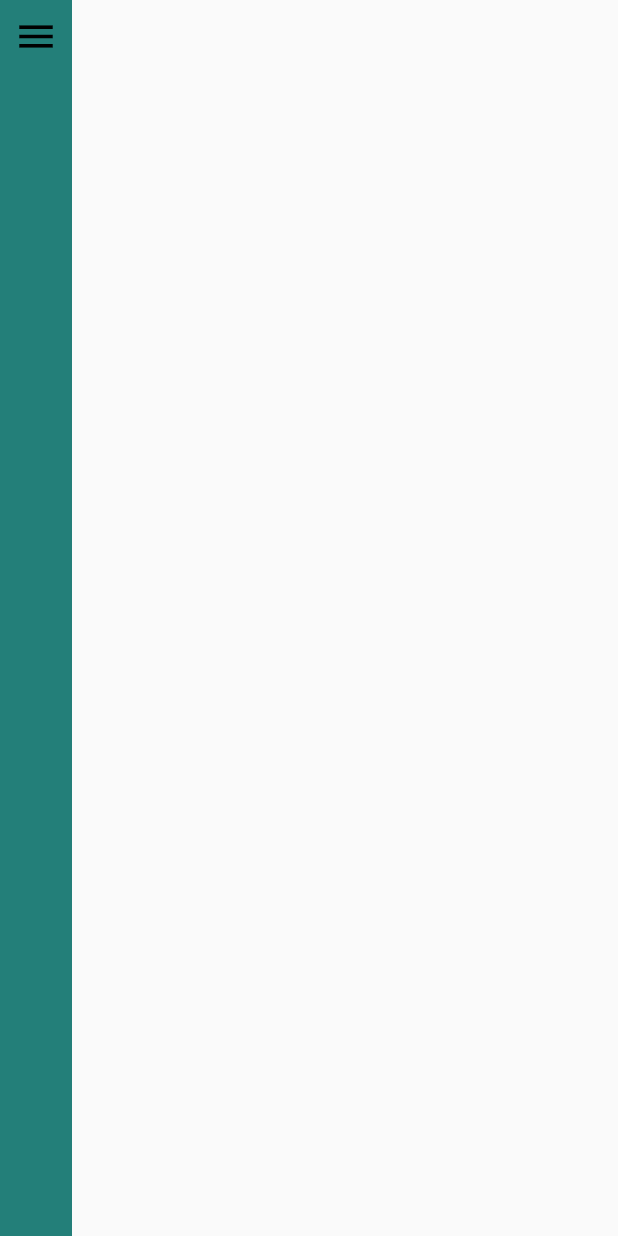
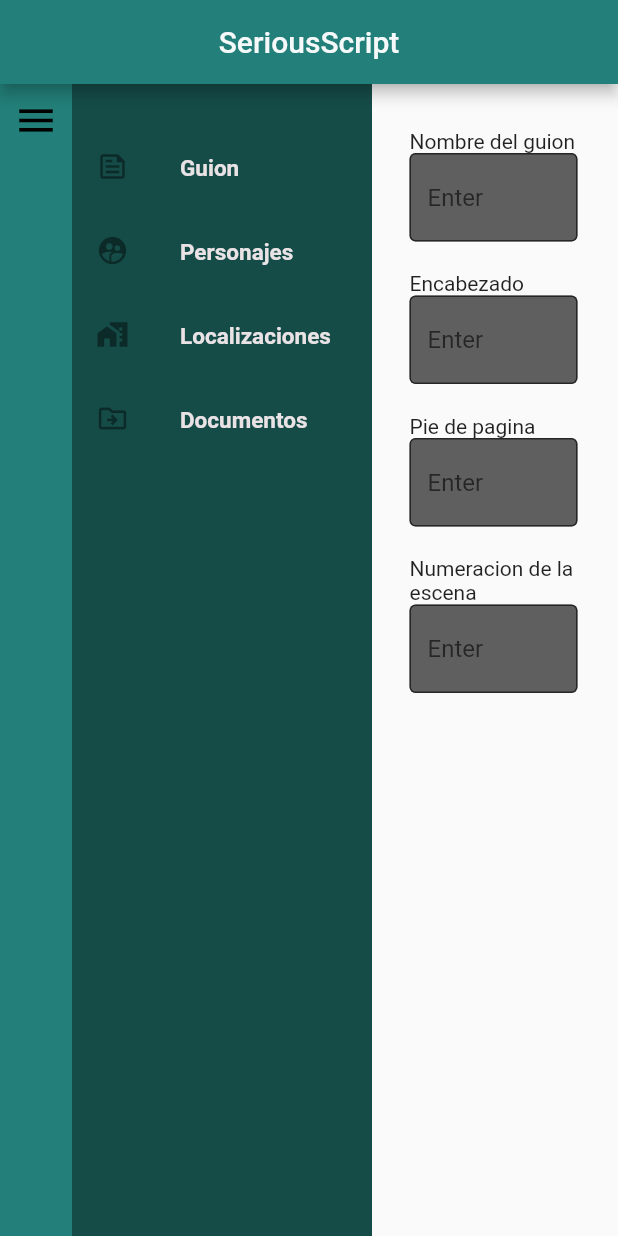
Before and after one commit to aleortbas/seriouScript, a Flutter app: the dragTableBoard screen opened by its route, after a tap on the "menu" icon, after a tap on "Investigacion", on a phone screen of 412 x 824 dp. Run offline on Flutter 3.47's test engine with Material 2 defaults, Android fonts, the phone set to English and light mode, and no system bars; our stand-ins replace file_picker; missing offline and left inert: desktop_window, flutter_quill, open_file_plus.

Commit message:
investigation screen start

```diff
--- a/lib/route/route.dart
+++ b/lib/route/route.dart
@@ -1,17 +1,19 @@
 import 'package:flutter/material.dart';
 import 'package:script_games_serious/main.dart';
 import 'package:script_games_serious/screens/openNew_screen.dart';
-import 'package:script_games_serious/screens/script_investigation.dart';
+import 'package:script_games_serious/screens/script_textEditor.dart';
 import 'package:script_games_serious/screens/board_cards.dart';
+import 'package:script_games_serious/screens/investigation.dart';
 
-const String invScreen = 'script_investigation';
+const String textScreen = 'script_textEditor';
 const String newDoc = 'openNew_screen';
 const String home = 'main.dart';
 const String boardCards = 'board_cards';
+const String invScreen = 'investigation';
 
 Route<dynamic> controller(RouteSettings settings) {
   switch (settings.name) {
-    case invScreen:
+    case textScreen:
       return MaterialPageRoute(builder: (context) => SeconPAge());
     case newDoc:
       return MaterialPageRoute(builder: (context) => initial());
@@ -19,6 +21,8 @@ Route<dynamic> controller(RouteSettings settings) {
       return MaterialPageRoute(builder: (context) => MyApp());
     case boardCards:
       return MaterialPageRoute(builder: (context) => dragTableBoard());
+    case invScreen:
+      return MaterialPageRoute(builder: (context) => investigation_screen());
     default:
     throw('this input name does not eexist');
   }
--- a/lib/screens/board_cards.dart
+++ b/lib/screens/board_cards.dart
@@ -1,5 +1,6 @@
 import 'package:flutter/material.dart';
 import 'package:script_games_serious/widgets/side_menu_tools.dart';
+import 'package:script_games_serious/widgets/appbar_reuse.dart';
 
 class dragTableBoard extends StatelessWidget {
   const dragTableBoard({Key? key}) : super(key: key);
@@ -22,13 +23,23 @@ class dragTableBoard extends StatelessWidget {
 
     return Scaffold(
       drawer: sideBarzExample(),
+      appBar: AppBar(
+        actions: [
+          Container(
+            height: 100.0,
+            width: width,
+            child: appbar_reuse(),
+          )
+        ],
+      ),
       body: Row(
         children: <Widget> [
-          Column(
+          Container(
+            color: sideBarColor,
+            child: Column(
               children: <Widget> [
                 Container(
                   alignment: Alignment.topCenter  ,
-                height: height,
                   color: sideBarColor,
                   child: Builder(
                   builder: (context) {
@@ -44,8 +55,67 @@ class dragTableBoard extends StatelessWidget {
                 ),
               ],
             ),
+          ),
+          Container(
+            width: width-46,
+            margin: EdgeInsets.only(top: 4),
+            color: textEditorBackground,
+            child: Center(
+            child: Container(
+              width: width-400,
+              alignment: Alignment.center,
+              child: dragElements(),
+            ),
+           ),
+           ),
         ],
       ),
     );
   }
 }
+
+class dragElements extends StatefulWidget {
+  const dragElements({Key? key}) : super(key: key);
+
+  @override
+  State<dragElements> createState() => _dragElementsState();
+}
+
+class _dragElementsState extends State<dragElements> {
+  @override
+  Widget build(BuildContext context) {
+    return Scaffold(
+      body: Center(
+        child: Column(
+          children: [
+            DragTarget(
+              builder: (context, _, __) => Container(
+                color: Colors.black,
+                width: 200,
+                height: 200,
+              ),
+            ),
+            Draggable <Color>(
+              data: Colors.green,
+              child: Container(
+                color: Colors.green,
+                width: 200,
+                height: 200,
+          ),
+          feedback: Container(
+            color: Colors.orange,
+            width: 200,
+            height: 200,
+          ),
+          childWhenDragging: Container(
+            color: Colors.red,
+            width: 200,
+            height: 200,
+          ),
+          ),
+          ],
+        ),
+      ),
+    );
+  }
+}
--- /dev/null
+++ b/lib/screens/investigation.dart
@@ -0,0 +1,244 @@
+
+
+
+import 'package:flutter/src/foundation/key.dart';
+import 'package:flutter/src/widgets/container.dart';
+import 'package:flutter/src/widgets/framework.dart';
+import 'package:flutter/material.dart';
+import 'package:script_games_serious/widgets/side_menu_tools.dart';
+import 'package:script_games_serious/widgets/side_menu.dart';
+import 'package:script_games_serious/widgets/appbar_reuse.dart';
+
+var size, height, width;
+const primaryColor = Color.fromRGBO(0, 0, 0, 1);
+const secundaryColor = Color.fromRGBO(50, 178, 169, 1);
+const canvasColor = Color.fromRGBO(21, 76, 72, 1);
+const sideBarColor = Color.fromRGBO(35, 127, 121, 1);
+const textEditorBackground = Color.fromARGB(235, 82, 82, 82);
+TextEditingController textarea = TextEditingController();
+
+class investigation_screen extends StatelessWidget {
+  const investigation_screen({Key? key}) : super(key: key);
+
+  @override
+  Widget build(BuildContext context) {
+
+    size = MediaQuery.of(context).size;
+    height = size.height;
+    width = size.width;
+
+    return Scaffold(
+      appBar: AppBar(
+        actions: [
+          Container(
+            height: 100.0,
+            width: width,
+            child: appbar_reuse(),
+          ),
+        ],
+      ),
+            drawer: sideBarzExample(),
+      body: Row(
+        children: <Widget> [
+          Container(
+            color: sideBarColor,
+            child: Column(
+              children: <Widget> [
+                Container(
+                  alignment: Alignment.topCenter  ,
+                  color: sideBarColor,
+                  child: Builder(
+                  builder: (context) {
+                    return IconButton(
+                      onPressed: (){
+                        Scaffold.of(context).openDrawer();
+                      },
+                      icon: Icon(Icons.menu), color: primaryColor, iconSize: 30,
+                      tooltip: 'Abrir Menu',
+                      );
+                  }
+                ),
+                ),
+              ],
+            ),
+          ),
+          Column(
+            children: <Widget>[
+              AccessMenu(),
+            ],
+          ),
+          Container(
+            width: width-300,
+            margin: EdgeInsets.only(top: 10, left: 25, right: 25),
+            child: Expanded(
+            child: Column(
+              children: <Widget>[
+                SizedBox(height: 20,),
+                Align(
+                  alignment: Alignment.topLeft,
+                  child:
+                Title(
+                  color: primaryColor,
+                  child: Text('Nombre del guion')),
+                ),
+                TextField(
+                      keyboardType: TextInputType.multiline,
+                      maxLines: 1,
+                      decoration: InputDecoration(
+                        filled: true, //<-- SEE HERE
+                        fillColor: textEditorBackground,
+                        border: OutlineInputBorder(),
+                         hintText: "Enter ",
+                         focusedBorder: OutlineInputBorder(
+                            borderSide: BorderSide(width: 1, color: secundaryColor)
+                         )
+                      ),
+                   ),
+                SizedBox(height: 20,),
+                Align(
+                  alignment: Alignment.topLeft,
+                  child:
+                Title(
+                  color: primaryColor,
+                  child: Text('Encabezado')),
+                ),
+                TextField(
+                      keyboardType: TextInputType.multiline,
+                      maxLines: 1,
+                      decoration: InputDecoration(
+                        filled: true, //<-- SEE HERE
+                        fillColor: textEditorBackground,
+                        border: OutlineInputBorder(),
+                         hintText: "Enter ",
+                         focusedBorder: OutlineInputBorder(
+                            borderSide: BorderSide(width: 1, color: secundaryColor)
+                         )
+                      ),
+                   ),
+                SizedBox(height: 20,),
+                Align(
+                  alignment: Alignment.topLeft,
+                  child:
+                Title(
+                  color: primaryColor,
+                  child: Text('Pie de pagina')),
+                ),
+                TextField(
+                      keyboardType: TextInputType.multiline,
+                      maxLines: 1,
+                      decoration: InputDecoration(
+                        filled: true, //<-- SEE HERE
+                        fillColor: textEditorBackground,
+                        border: OutlineInputBorder(),
+                         hintText: "Enter ",
+                         focusedBorder: OutlineInputBorder(
+                            borderSide: BorderSide(width: 1, color: secundaryColor)
+                         )
+                      ),
+                   ),
+                SizedBox(height: 20,),
+                Align(
+                  alignment: Alignment.topLeft,
+                  child:
+                Title(
+                  color: primaryColor,
+                  child: Text('Numeracion de la escena')),
+                ),
+                TextField(
+                      keyboardType: TextInputType.multiline,
+                      maxLines: 1,
+                      decoration: InputDecoration(
+                        filled: true, //<-- SEE HERE
+                        fillColor: textEditorBackground,
+                        border: OutlineInputBorder(),
+                         hintText: "Enter ",
+                         focusedBorder: OutlineInputBorder(
+                            borderSide: BorderSide(width: 1, color: secundaryColor)
+                         )
+                      ),
+                   ),
+              ]
+            )
+            ),
+          ),
+        ],
+      )
+    );
+  }
+}
+
+class AccessMenu extends StatefulWidget {
+  const AccessMenu({Key? key}) : super(key: key);
+
+  @override
+  State<AccessMenu> createState() => _AccessMenuState();
+}
+
+class _AccessMenuState extends State<AccessMenu> {
+  @override
+  Widget build(BuildContext context) {
+    return Container(
+      height: height-56,
+      width: 200.0,
+      color: Color.fromRGBO(21, 76, 72, 1),
+      child: Column(
+        children: <Widget> [
+          Padding(
+            padding: const EdgeInsets.all(1.5),
+            ),
+            SizedBox(height: 25,),
+            _sideMenuIconTab(
+              iconData: Icons.feed_outlined,
+              title: 'Guion',
+              onTap: () {},
+          ),
+          _sideMenuIconTab(
+              iconData: Icons.supervised_user_circle_rounded,
+              title: 'Personajes',
+              onTap: () {},
+          ),
+          _sideMenuIconTab(
+              iconData: Icons.home_work_sharp,
+              title: 'Localizaciones',
+              onTap: () {},
+          ),
+          _sideMenuIconTab(
+              iconData: Icons.drive_file_move_outlined,
+              title: 'Documentos',
+              onTap: () {},
+          ),
+      ]
+      ),
+    );
+  }
+}
+
+
+class _sideMenuIconTab extends StatelessWidget {
+
+  final IconData iconData;
+  final String title;
+  final VoidCallback onTap;
+
+  const _sideMenuIconTab({
+    Key? key,
+    required this.iconData,
+    required this.title,
+    required this.onTap,
+  }) : super(key: key);
+
+  @override
+  Widget build(BuildContext context) {
+    return ListTile(
+      leading: Icon(
+        iconData,
+        size: 22.0,
+      ),
+      title: Text(
+        title,
+        style: TextStyle(fontSize: 15, fontWeight: FontWeight.bold, color: Color.fromRGBO(234, 227, 230, 4)),
+        textAlign: TextAlign.left, overflow: TextOverflow.ellipsis,),
+        onTap: onTap,
+    );
+  }
+}
--- a/lib/widgets/appbar_reuse.dart
+++ b/lib/widgets/appbar_reuse.dart
@@ -14,7 +14,7 @@ class appbar_reuse extends StatelessWidget {
 
     return Scaffold(
       appBar: AppBar(
-        title: const Text("GeeksforGeeks"),
+        title: const Text("SeriousScript"),
         titleSpacing: 00.0,
         centerTitle: true,
         toolbarHeight: 60.2,
--- a/lib/widgets/side_menu_tools.dart
+++ b/lib/widgets/side_menu_tools.dart
@@ -70,13 +70,13 @@ class _sideBarzExampleState extends State<sideBarzExample> {
             leading: Icon(Icons.text_fields),
             iconColor: primaryColor,
             title: Text('Guion'),
-            onTap: () => Navigator.pushNamed(context, route.invScreen),
+            onTap: () => Navigator.pushNamed(context, route.textScreen),
           ),
           ListTile(
             leading: Icon(Icons.account_tree_outlined),
             iconColor: primaryColor,
             title: Text('Investigacion'),
-            onTap: () => Navigator.pushNamed(context, route.boardCards),
+            onTap: () => Navigator.pushNamed(context, route.invScreen),
           ),
           ListTile(
             leading: Icon(Icons.dashboard),
```
Also changed, not shown: lib/screens/script_textEditor.dart (renamed from lib/screens/script_investigation.dart). Lines whose indentation alone changed are shown as unchanged.
